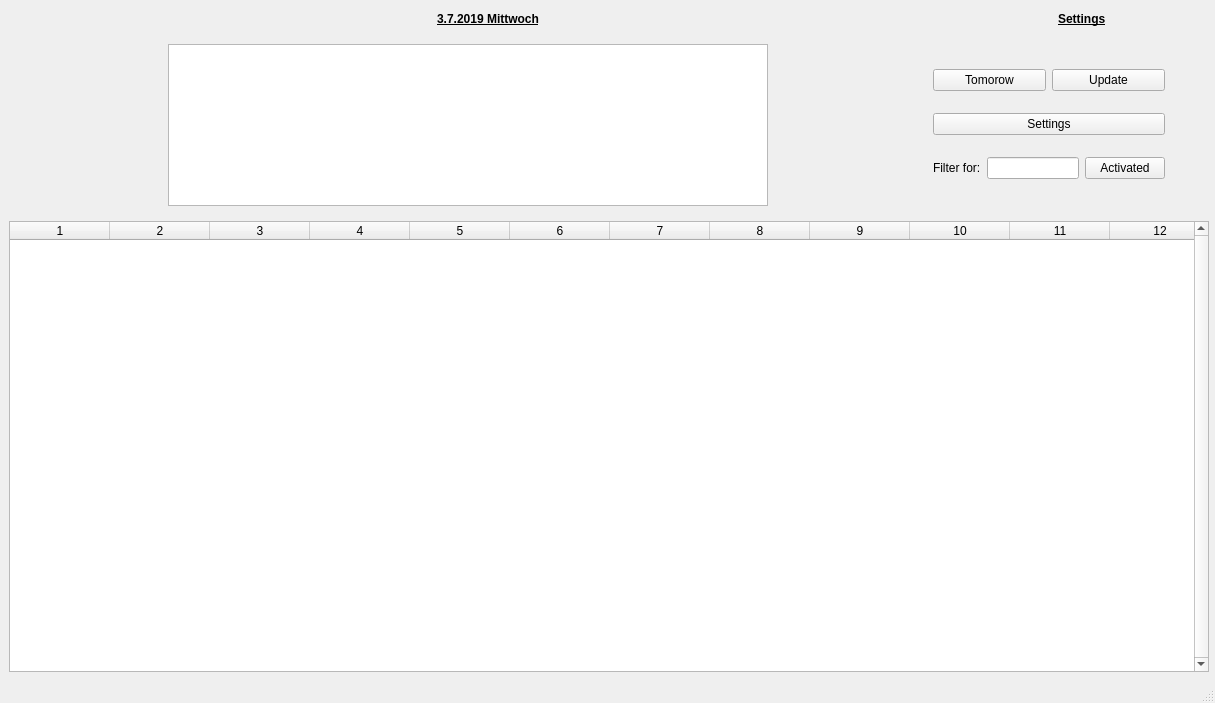
This is designer/mainwindow.ui in Lin2D2/IServ-Manager as Qt 5 draws it before an edit. The edited form follows.
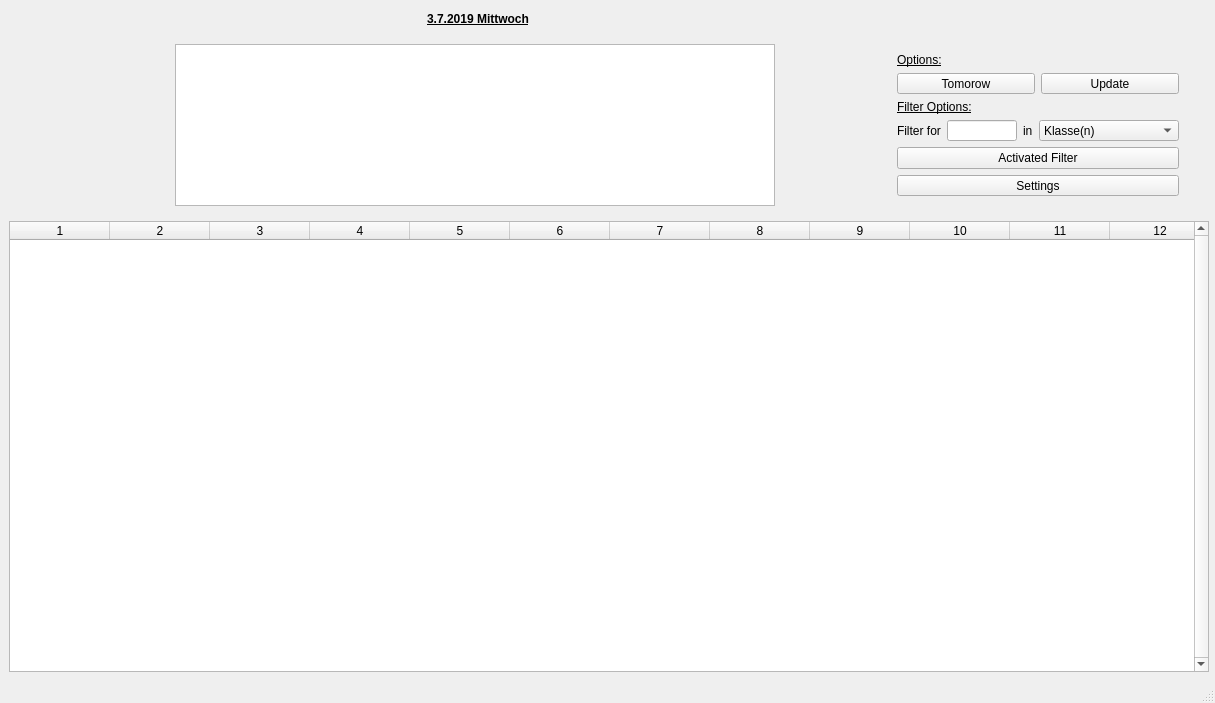
This is the edited form. Icons and pictures are not drawn.

```diff
--- a/designer/mainwindow.ui
+++ b/designer/mainwindow.ui
@@ -144,43 +144,7 @@
         </property>
         <property name="sizeHint" stdset="0">
          <size>
-          <width>255</width>
-          <height>20</height>
-         </size>
-        </property>
-       </spacer>
-      </item>
-      <item>
-       <widget class="QLabel" name="label_2">
-        <property name="sizePolicy">
-         <sizepolicy hsizetype="Fixed" vsizetype="Minimum">
-          <horstretch>0</horstretch>
-          <verstretch>0</verstretch>
-         </sizepolicy>
-        </property>
-        <property name="font">
-         <font>
-          <weight>75</weight>
-          <bold>true</bold>
-          <underline>true</underline>
-         </font>
-        </property>
-        <property name="text">
-         <string>Settings</string>
-        </property>
-       </widget>
-      </item>
-      <item>
-       <spacer name="horizontalSpacer_4">
-        <property name="orientation">
-         <enum>Qt::Horizontal</enum>
-        </property>
-        <property name="sizeType">
-         <enum>QSizePolicy::Fixed</enum>
-        </property>
-        <property name="sizeHint" stdset="0">
-         <size>
-          <width>100</width>
+          <width>430</width>
           <height>20</height>
          </size>
         </property>
@@ -219,22 +183,6 @@
          </property>
         </spacer>
        </item>
-       <item>
-        <spacer name="horizontalSpacer_6">
-         <property name="orientation">
-          <enum>Qt::Horizontal</enum>
-         </property>
-         <property name="sizeType">
-          <enum>QSizePolicy::Fixed</enum>
-         </property>
-         <property name="sizeHint" stdset="0">
-          <size>
-           <width>0</width>
-           <height>20</height>
-          </size>
-         </property>
-        </spacer>
-       </item>
        <item>
         <widget class="QTextEdit" name="textEdit">
          <property name="sizePolicy">
@@ -267,7 +215,7 @@
          </property>
          <property name="sizeHint" stdset="0">
           <size>
-           <width>150</width>
+           <width>100</width>
            <height>20</height>
           </size>
          </property>
@@ -283,11 +231,31 @@
          </property>
          <property name="maximumSize">
           <size>
-           <width>250</width>
+           <width>300</width>
            <height>16777215</height>
           </size>
          </property>
          <layout class="QVBoxLayout" name="verticalLayout_2">
+          <item>
+           <widget class="QLabel" name="label_2">
+            <property name="sizePolicy">
+             <sizepolicy hsizetype="Fixed" vsizetype="Minimum">
+              <horstretch>0</horstretch>
+              <verstretch>0</verstretch>
+             </sizepolicy>
+            </property>
+            <property name="font">
+             <font>
+              <weight>50</weight>
+              <bold>false</bold>
+              <underline>true</underline>
+             </font>
+            </property>
+            <property name="text">
+             <string>Options:</string>
+            </property>
+           </widget>
+          </item>
           <item>
            <layout class="QHBoxLayout" name="horizontalLayout_4">
             <item>
@@ -307,56 +275,86 @@
            </layout>
           </item>
           <item>
-           <layout class="QHBoxLayout" name="horizontalLayout_2">
-            <item>
-             <widget class="QPushButton" name="pushButton_settings">
-              <property name="text">
-               <string>Settings</string>
-              </property>
-             </widget>
-            </item>
-           </layout>
+           <widget class="QLabel" name="label_5">
+            <property name="font">
+             <font>
+              <underline>true</underline>
+             </font>
+            </property>
+            <property name="text">
+             <string>Filter Options:</string>
+            </property>
+           </widget>
           </item>
           <item>
            <layout class="QHBoxLayout" name="horizontalLayout_3">
             <item>
              <widget class="QLabel" name="label_3">
               <property name="text">
-               <string>Filter for:</string>
+               <string>Filter for</string>
               </property>
              </widget>
             </item>
             <item>
-             <widget class="QLineEdit" name="lineEdit"/>
+             <widget class="QLineEdit" name="lineEdit">
+              <property name="sizePolicy">
+               <sizepolicy hsizetype="Fixed" vsizetype="Fixed">
+                <horstretch>0</horstretch>
+                <verstretch>0</verstretch>
+               </sizepolicy>
+              </property>
+              <property name="maximumSize">
+               <size>
+                <width>70</width>
+                <height>16777215</height>
+               </size>
+              </property>
+             </widget>
             </item>
             <item>
-             <widget class="QPushButton" name="pushButton_accept_line">
+             <widget class="QLabel" name="label_4">
               <property name="text">
-               <string>Activated</string>
+               <string>in</string>
               </property>
-              <property name="checkable">
-               <bool>true</bool>
+             </widget>
+            </item>
+            <item>
+             <widget class="QComboBox" name="comboBox">
+              <property name="sizePolicy">
+               <sizepolicy hsizetype="Expanding" vsizetype="Fixed">
+                <horstretch>0</horstretch>
+                <verstretch>0</verstretch>
+               </sizepolicy>
               </property>
+              <item>
+               <property name="text">
+                <string>Klasse(n)</string>
+               </property>
+              </item>
              </widget>
             </item>
            </layout>
           </item>
+          <item>
+           <widget class="QPushButton" name="pushButton_accept_line">
+            <property name="text">
+             <string>Activated Filter</string>
+            </property>
+            <property name="checkable">
+             <bool>true</bool>
+            </property>
+           </widget>
+          </item>
+          <item>
+           <widget class="QPushButton" name="pushButton_settings">
+            <property name="text">
+             <string>Settings</string>
+            </property>
+           </widget>
+          </item>
          </layout>
         </widget>
        </item>
-       <item>
-        <spacer name="horizontalSpacer_7">
-         <property name="orientation">
-          <enum>Qt::Horizontal</enum>
-         </property>
-         <property name="sizeHint" stdset="0">
-          <size>
-           <width>40</width>
-           <height>20</height>
-          </size>
-         </property>
-        </spacer>
-       </item>
       </layout>
      </widget>
     </item>
```
Left out of the diff: 2 changed lines with no effect on the pictures.
